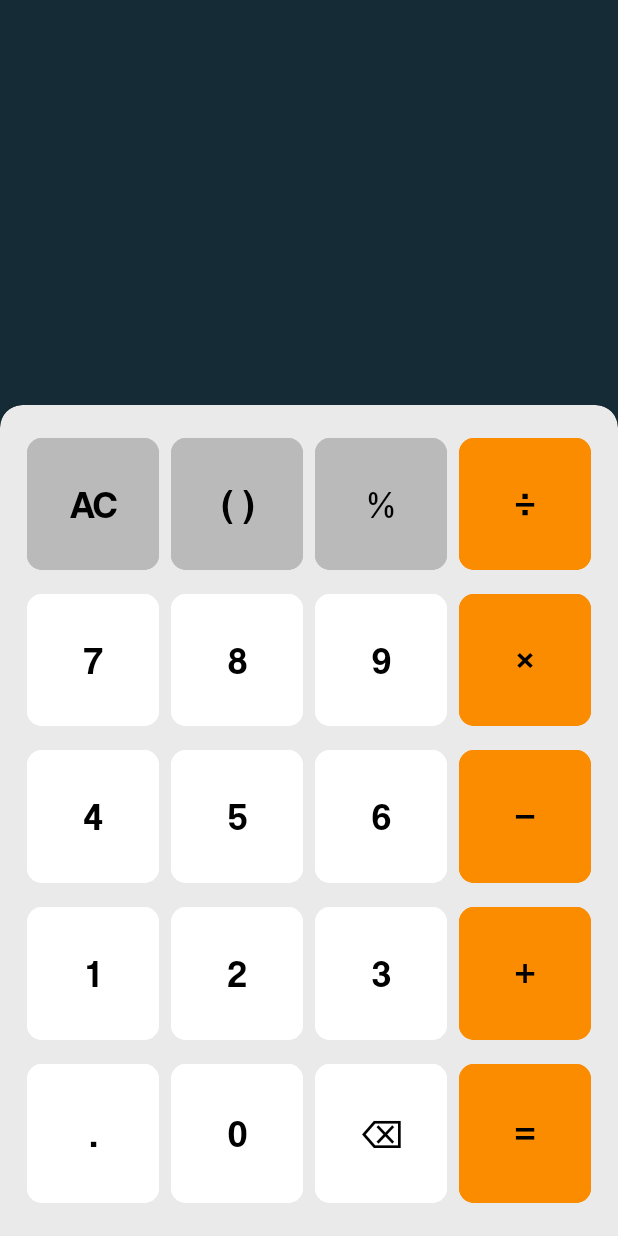
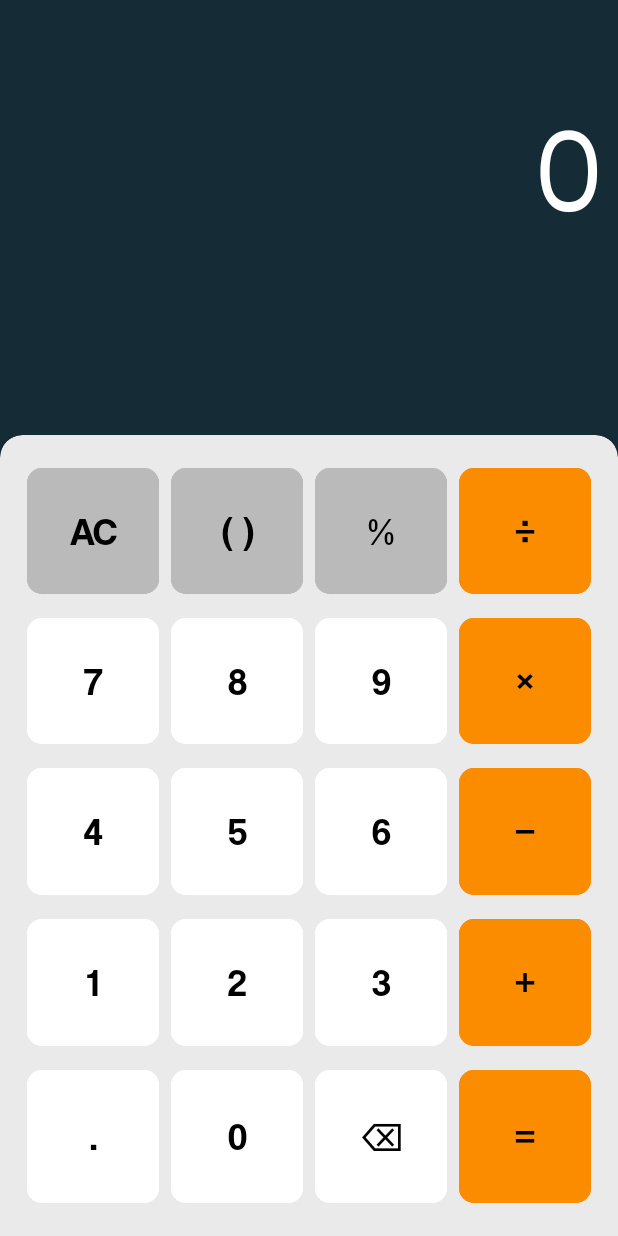
Before and after one commit to maximadoma/Caculator-App, an Android app: the screen it shows after launch (MainActivity), after a tap on "AC", on a phone screen of 412 x 824 dp. Run offline under Robolectric (Android 15) with nearby library versions, the light colour scheme and no system bars; 2 other taps on this screen came first.

Commit message:
almost complete

```diff
--- a/app/build.gradle.kts
+++ b/app/build.gradle.kts
@@ -32,6 +32,8 @@ android {
 }
 
 dependencies {
+
+    implementation ("com.faendir.rhino:rhino-android:1.5.2")
     implementation ("org.mariuszgromada.math:MathParser.org-mXparser:5.2.1")
     implementation("androidx.appcompat:appcompat:1.6.1")
     implementation("com.google.android.material:material:1.11.0")
--- a/app/src/main/java/com/example/mycalculator/MainActivity.java
+++ b/app/src/main/java/com/example/mycalculator/MainActivity.java
@@ -1,18 +1,16 @@
 package com.example.mycalculator;
 
 import androidx.appcompat.app.AppCompatActivity;
-
-import android.content.Intent;
 import android.os.Bundle;
 import android.text.SpannableStringBuilder;
 import android.view.View;
 import android.widget.EditText;
 import android.widget.TextView;
+import com.google.android.material.button.MaterialButton;
+import org.mariuszgromada.math.mxparser.Expression;
+import org.mozilla.javascript.Context;
+import org.mozilla.javascript.Scriptable;
 
-import com.google.android.material.button.MaterialButton;
-
-import org.mariuszgromada.math.mxparser.Expression;
-import org.w3c.dom.Text;
 
 public class MainActivity extends AppCompatActivity implements View.OnClickListener {
 
@@ -122,10 +120,8 @@ public class MainActivity extends AppCompatActivity implements View.OnClickListe
     @Override
     public void onClick(View v) {
 
-
         if (v.getId() == R.id.zero) {
             zero_btn(v);
-
         }
         else if (v.getId() == R.id.one) {
             one_btn(v);
@@ -191,6 +187,21 @@ public class MainActivity extends AppCompatActivity implements View.OnClickListe
         else if (v.getId() == R.id.modulo){
             modulo_btn(v);
         }
+
+        String dataToCalculate = input.getText().toString();
+        String finalResult = setAnswer(dataToCalculate);
+        if (!finalResult.equals("Err")){
+            if (finalResult.endsWith(".0")){
+                finalResult = finalResult.replace(".0", "");
+                answer.setText(finalResult);
+            } else{
+                answer.setText(finalResult);
+            }
+
+        } else if (finalResult.equals("")){
+            answer.setText("");
+        }
+
     }
 
     public void dot_btn(View view){
@@ -252,7 +263,8 @@ public class MainActivity extends AppCompatActivity implements View.OnClickListe
     }
 
     public void allClear_btn(View view){
-        input.setText("");
+        input.setText("꣐");
+        answer.setText("");
     }
 
     public void modulo_btn(View view){
@@ -307,11 +319,13 @@ public class MainActivity extends AppCompatActivity implements View.OnClickListe
         Expression exp = new Expression(userExp);
         String result = String.valueOf(exp.calculate());
 
-        if (result.endsWith(".0")){
+       if (result.endsWith(".0")){
             result =result.replace(".0", "");
             input.setText(result);
+            answer.setText("");
         } else{
             input.setText(result);
+            answer.setText("");
         }
 
         input.setSelection(result.length());
@@ -319,4 +333,19 @@ public class MainActivity extends AppCompatActivity implements View.OnClickListe
     }
 
 
+    String setAnswer(String data){
+        try{
+            Context context = Context.enter();
+            context.setOptimizationLevel(-1);
+            Scriptable scriptable =  context.initStandardObjects();
+            String finalResult = context.evaluateString(scriptable,data,"Javascript",1, null).toString();
+            return finalResult;
+        }catch (Exception e){
+            return "Err";
+        }
+
+
+    }
+
+
 }
--- a/app/src/main/res/layout/activity_main.xml
+++ b/app/src/main/res/layout/activity_main.xml
@@ -43,7 +43,7 @@
         <TextView
             android:id="@+id/textfield_answer"
             android:layout_width="match_parent"
-            android:layout_height="60dp"
+            android:layout_height="80dp"
             android:textAlignment="textEnd"
             android:textSize="50sp"
             android:textColor="#B6B6B6"
```
